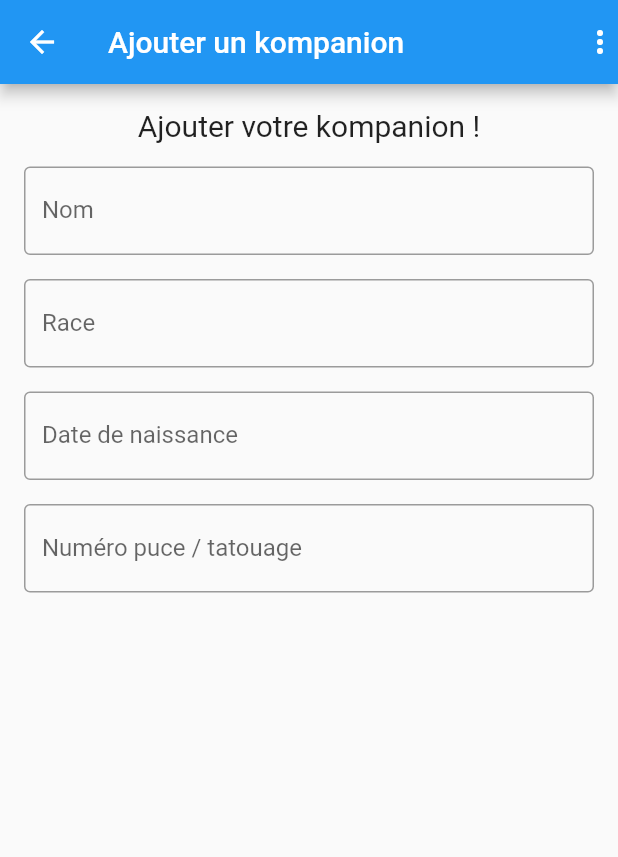
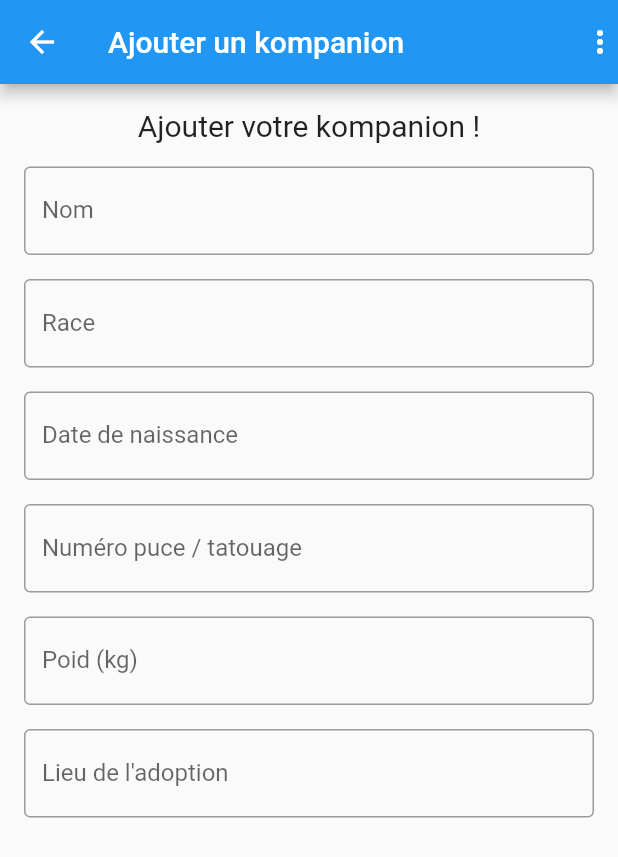
Before and after one commit to FabienLacorre/Kompanions, a Flutter app: the AddKompanion screen opened directly, on a phone screen of 412 x 824 dp. Shown: the top 857 px of the screen. Run offline on Flutter 3.47's test engine with Material 2 defaults, Android fonts, the phone set to English and light mode, and no system bars.

Commit message:
feat: minor update

```diff
--- a/lib/Pages/AddKompanion.dart
+++ b/lib/Pages/AddKompanion.dart
@@ -40,7 +40,9 @@ class _AddKompanion extends State<AddKompanion> {
                   SizedBox(height: 16),
                   CustomTextField(placeHolder: "Numéro puce / tatouage"),
                   SizedBox(height: 16),
+                  CustomTextField(placeHolder: "Poid (kg)"),
                   SizedBox(height: 16),
+                  CustomTextField(placeHolder: "Lieu de l'adoption"),
                 ],
               ),
             )),
```
